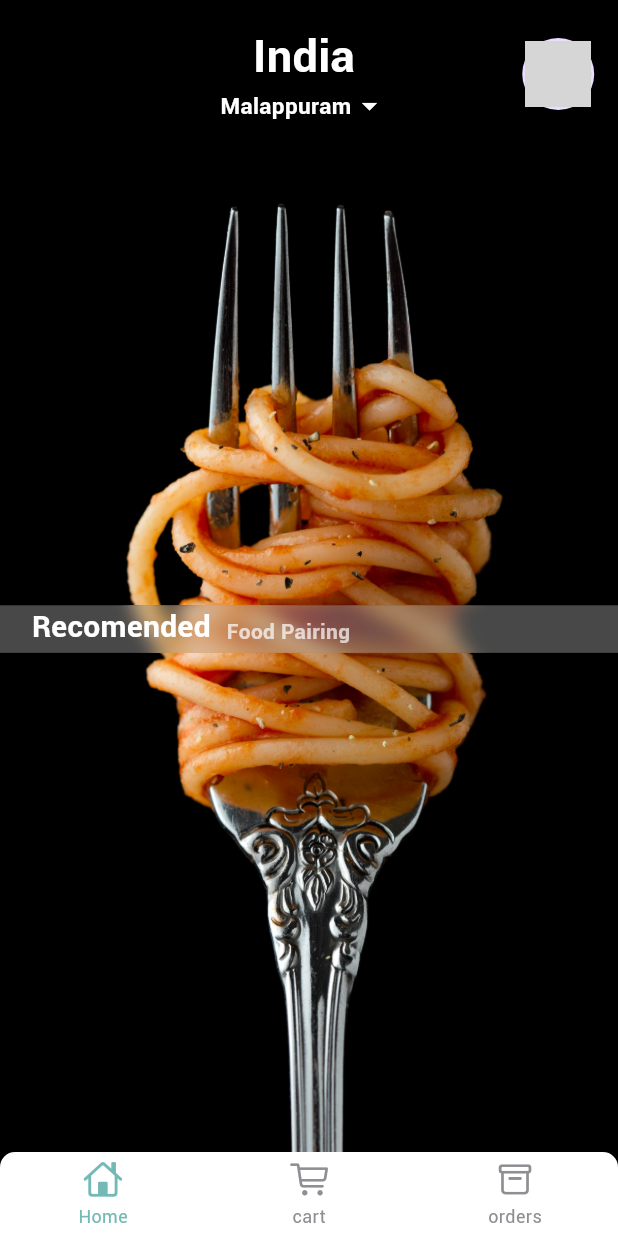
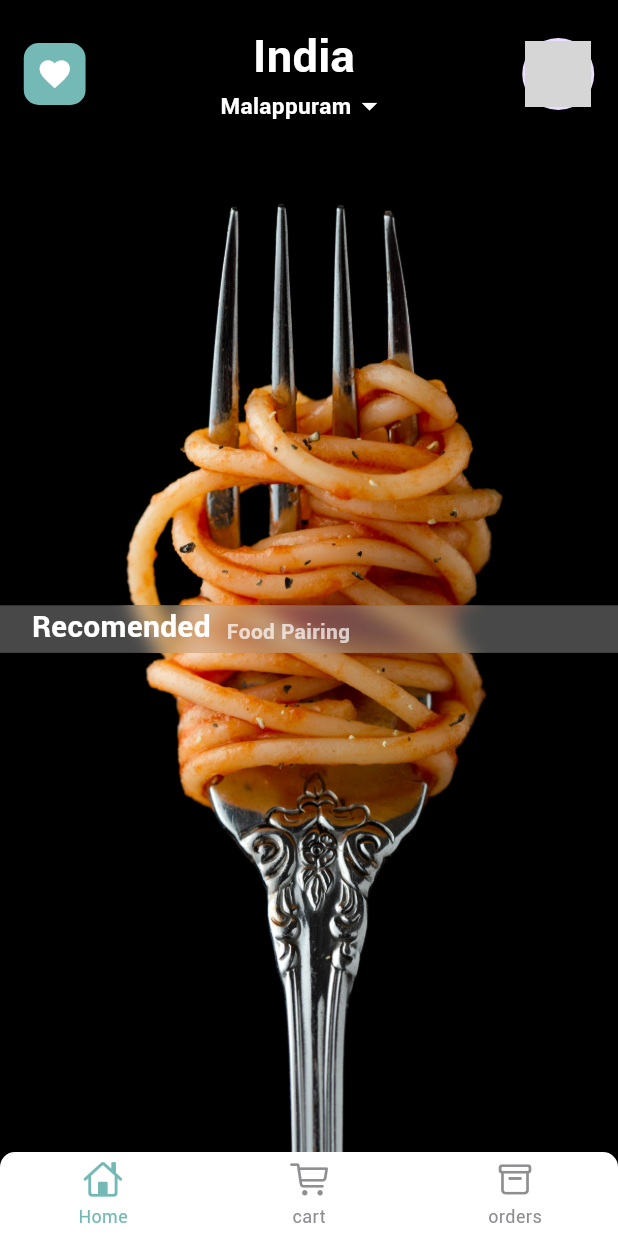
Before and after one commit to shadu-rz/Flavofleet, a Flutter app: the screen it shows once a user with an empty profile is signed in, on a phone screen of 412 x 824 dp. Run offline on Flutter 3.47's test engine with Material 2 defaults, Android fonts, the phone set to English and light mode, and no system bars; drawn by our look-alikes of persistent_bottom_nav_bar; our stand-ins replace cloud_firestore, firebase_auth, firebase_core, firebase_storage, get, google_sign_in; missing offline and left inert: flutter_stripe; accounts and stored records are empty; network calls fail; grey boxes are pictures that could not be loaded.

Commit message:
bug fixes

```diff
--- a/lib/Widgets/home_screen_appbar.dart
+++ b/lib/Widgets/home_screen_appbar.dart
@@ -35,10 +35,10 @@ class HomeScreenAppBar extends StatelessWidget {
               width: Dimensions.screenWidth / 10,
               decoration: BoxDecoration(
                   borderRadius: BorderRadius.circular(10),
-                  color: Colors.black),  //change color to main color
+                  color: AppColors.mainColor),  //change color to main color
               child: const Icon(
                 Icons.favorite,
-                color: Colors.black, //change color to main color
+                color: Colors.white, //change color to white color
               ),
             ),
           ),
```
Also changed, not shown: lib/Pages/payment/select_payment_method.dart (+8 -7 lines).
